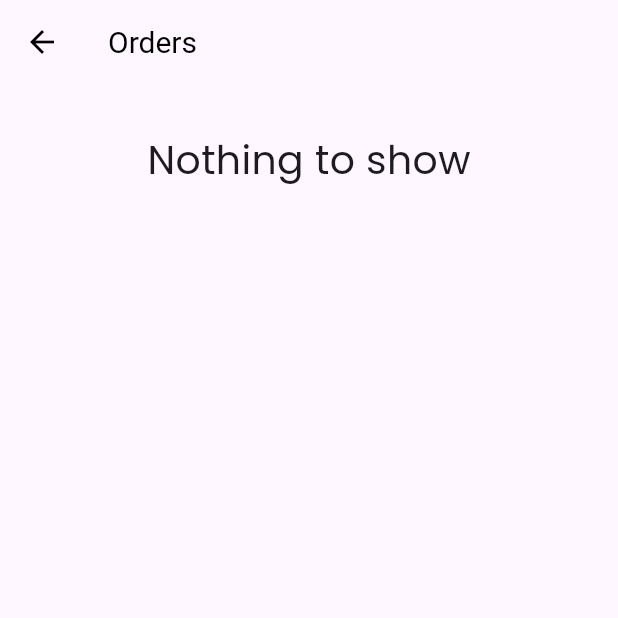
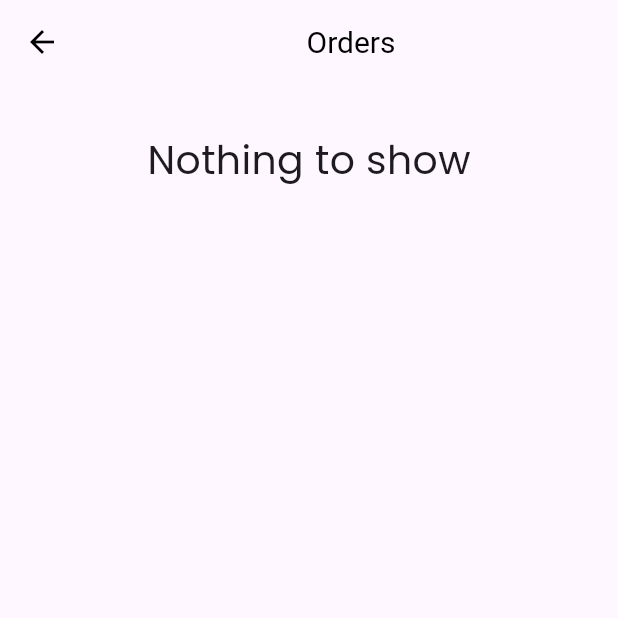
Before and after one commit to imsamimalik/ecommerceFlutter, a Flutter app: the OrdersPage screen opened by its route, on a phone screen of 412 x 824 dp, the top half of it. Run offline on Flutter 3.47's test engine with Material 2 defaults, Android fonts, the phone set to English and light mode, and no system bars; drawn by our look-alikes of velocity_x; our stand-ins replace dio, file_picker, font_awesome_flutter, get, google_fonts, shared_preferences; accounts and stored records are empty.

Commit message:
added screenshots

```diff
--- a/lib/pages/orders.dart
+++ b/lib/pages/orders.dart
@@ -14,7 +14,7 @@ class OrdersPage extends StatelessWidget {
     return Scaffold(
       appBar: AppBar(
         backgroundColor: Colors.transparent,
-        title: 'Orders'.text.make(),
+        title: 'Orders'.text.makeCentered(),
       ),
       body: SingleChildScrollView(
           child: Column(
```
Also changed, not shown: 8 other files.
